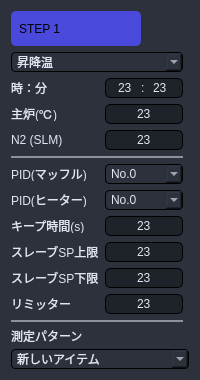
Qt form Source code/gui_main/gui/widgets/py_pattern/temp_pattern.ui (coolandy345/MS4371) before a commit.
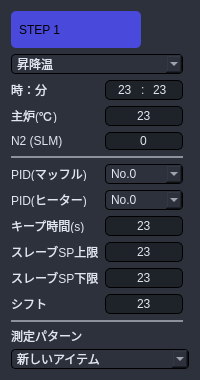
The same form after that commit.

Patch:
```diff
--- a/Source code/gui_main/gui/widgets/py_pattern/temp_pattern.ui
+++ b/Source code/gui_main/gui/widgets/py_pattern/temp_pattern.ui
@@ -273,7 +273,7 @@
 border:none;</string>
          </property>
          <property name="text">
-          <string>リミッター</string>
+          <string>シフト</string>
          </property>
         </widget>
        </item>
@@ -775,59 +775,6 @@
          </property>
         </widget>
        </item>
-       <item row="6" column="1">
-        <widget class="QSpinBox" name="N2_lineEdit">
-         <property name="sizePolicy">
-          <sizepolicy hsizetype="Preferred" vsizetype="Preferred">
-           <horstretch>0</horstretch>
-           <verstretch>0</verstretch>
-          </sizepolicy>
-         </property>
-         <property name="minimumSize">
-          <size>
-           <width>0</width>
-           <height>20</height>
-          </size>
-         </property>
-         <property name="maximumSize">
-          <size>
-           <width>16777215</width>
-           <height>20</height>
-          </size>
-         </property>
-         <property name="mouseTracking">
-          <bool>false</bool>
-         </property>
-         <property name="styleSheet">
-          <string notr="true">background-color: rgba(0, 0, 0,80);
-color: rgb(225, 230, 241);
-border-width: 1px;
-border-style: solid;
-border-radius: 5px;
-padding-left:5px;
-padding-right:5px;
-font: 12px &quot;游ゴシック&quot;;</string>
-         </property>
-         <property name="frame">
-          <bool>true</bool>
-         </property>
-         <property name="alignment">
-          <set>Qt::AlignCenter</set>
-         </property>
-         <property name="buttonSymbols">
-          <enum>QAbstractSpinBox::NoButtons</enum>
-         </property>
-         <property name="maximum">
-          <number>999</number>
-         </property>
-         <property name="stepType">
-          <enum>QAbstractSpinBox::DefaultStepType</enum>
-         </property>
-         <property name="value">
-          <number>23</number>
-         </property>
-        </widget>
-       </item>
        <item row="15" column="0" colspan="2">
         <widget class="QFrame" name="frame_4">
          <property name="minimumSize">
@@ -1219,6 +1166,26 @@
          </property>
         </widget>
        </item>
+       <item row="6" column="1">
+        <widget class="QLineEdit" name="N2_lineEdit">
+         <property name="styleSheet">
+          <string notr="true">background-color: rgba(0, 0, 0,80);
+color: rgb(225, 230, 241);
+border-width: 1px;
+border-style: solid;
+border-radius: 5px;
+padding-left:5px;
+padding-right:5px;
+font: 12px &quot;游ゴシック&quot;;</string>
+         </property>
+         <property name="text">
+          <string>0</string>
+         </property>
+         <property name="alignment">
+          <set>Qt::AlignCenter</set>
+         </property>
+        </widget>
+       </item>
       </layout>
      </widget>
     </widget>
```
